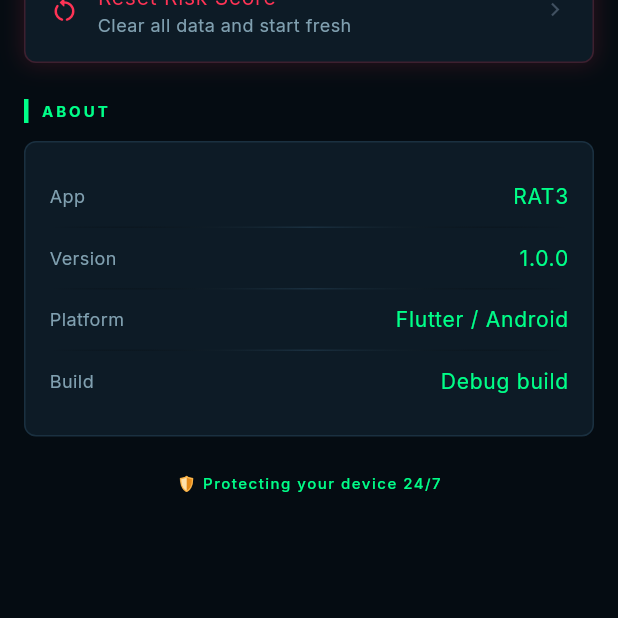
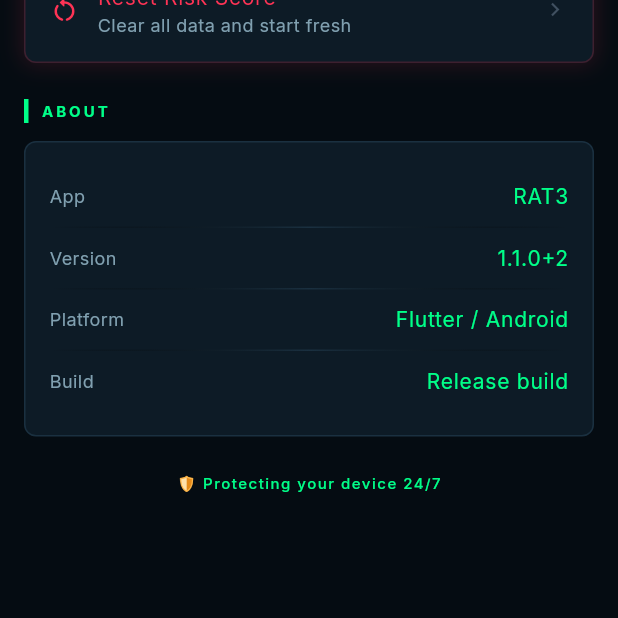
Before and after one commit to Ashok-Dd/RAT3, a Flutter app: the SettingsScreen screen opened directly, on a phone screen of 412 x 824 dp, the part 618-1236 px from its top. Run offline on Flutter 3.47's test engine with Material 3 defaults, Android fonts, the phone set to English and light mode, and no system bars; our stand-ins replace flutter_local_notifications, package_info_plus, permission_handler, shared_preferences; accounts and stored records are empty; project files that could hold a hidden picture were left out.

Commit message:
Fix Settings > About showing hardcoded fake version/build info
Found during live device re-verification: the About section literally
hardcoded 'Version 1.0.0' and 'Build: Debug build' regardless of what was
actually installed -- a release-signed 1.1.0+2 build still claimed to be a
1.0.0 debug build. Now reads the real version via package_info_plus and the
real build type via kReleaseMode.

Co-Authored-By: Claude Sonnet 5 <noreply@anthropic.com>

```diff
--- a/lib/presentation/settings/settings_screen.dart
+++ b/lib/presentation/settings/settings_screen.dart
@@ -79,11 +79,14 @@ class SettingsScreen extends StatelessWidget {
               children: [
                 _InfoRow(label: 'App', value: 'RAT3'),
                 const NeonDivider(),
-                _InfoRow(label: 'Version', value: '1.0.0'),
+                _InfoRow(label: 'Version', value: ctrl.appVersion),
                 const NeonDivider(),
                 _InfoRow(label: 'Platform', value: 'Flutter / Android'),
                 const NeonDivider(),
-                _InfoRow(label: 'Build', value: 'Debug build'),
+                _InfoRow(
+                  label: 'Build',
+                  value: ctrl.isReleaseBuild ? 'Release build' : 'Debug build',
+                ),
               ],
             ),
           ),
--- a/pubspec.yaml
+++ b/pubspec.yaml
@@ -28,6 +28,9 @@ dependencies:
   # Date / number formatting
   intl: ^0.19.0
 
+  # Real app version/build number for the Settings "About" section
+  package_info_plus: ^8.1.1
+
 dev_dependencies:
   flutter_test:
     sdk: flutter
```
Also changed, not shown: lib/data/services/app_controller.dart (+16 -0 lines), pubspec.lock.
